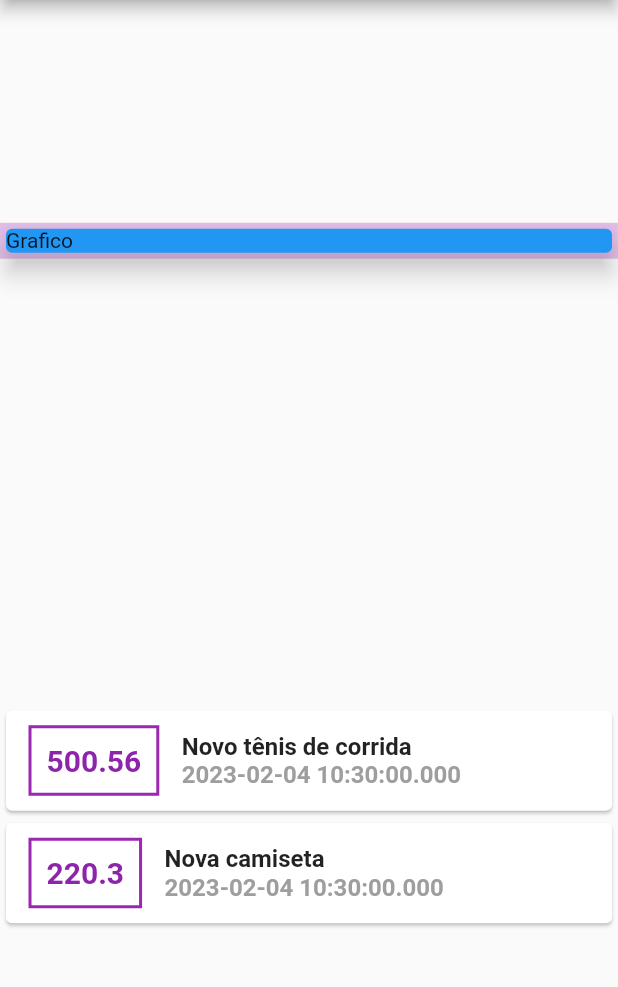
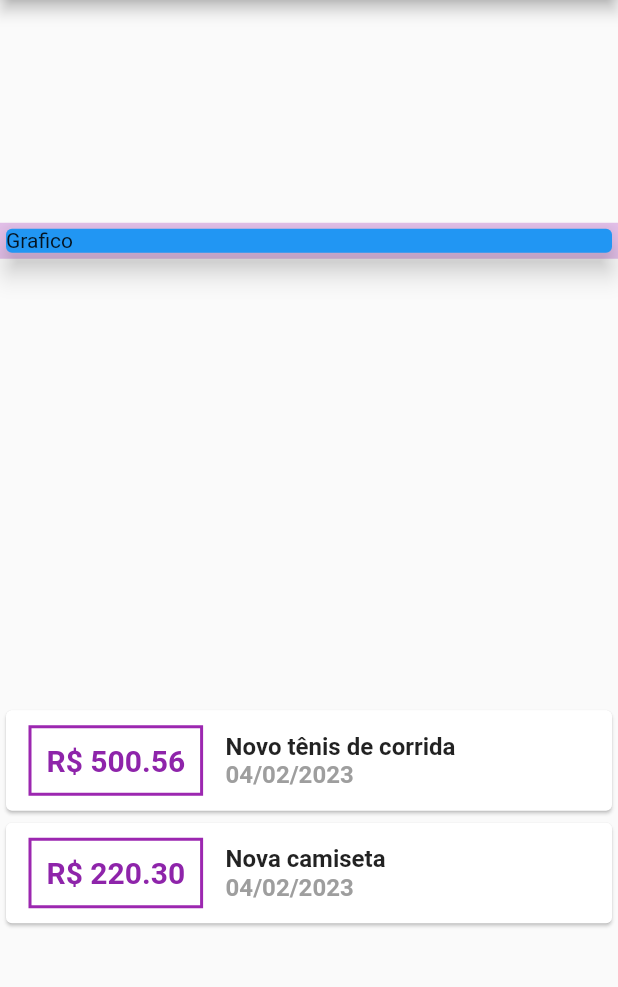
Before and after one commit to Thiago-CSantos/Flutter-appDespesas, a Flutter app: the screen it shows after launch, on a phone screen of 412 x 824 dp, the part 84-1071 px from its top. Run offline on Flutter 3.47's test engine with Material 2 defaults, Android fonts, the phone set to English and light mode, and no system bars.

Commit message:
Instalando Pacote Externo INTL

```diff
--- a/lib/main.dart
+++ b/lib/main.dart
@@ -1,5 +1,6 @@
 import 'package:expenses/models/transaction.dart';
 import 'package:flutter/material.dart';
+import 'package:intl/intl.dart';
 
 void main(List<String> args) {
   runApp(const ExpensesAPP());
@@ -74,7 +75,7 @@ class MyHomePage extends StatelessWidget {
                           border: Border.all(color: Colors.purple, width: 2),
                         ),
                         child: Text(
-                          transacao.value.toString(),
+                          'R\$ ${transacao.value.toStringAsFixed(2)}',
                           style: TextStyle(
                               fontWeight: FontWeight.bold,
                               fontSize: 20,
@@ -92,7 +93,7 @@ class MyHomePage extends StatelessWidget {
                             ),
                           ),
                           Text(
-                            transacao.date.toString(),
+                            DateFormat('dd/MM/yyyy').format(transacao.date),
                             style: const TextStyle(
                                 fontSize: 16,
                                 color: Colors.grey,
--- a/pubspec.yaml
+++ b/pubspec.yaml
@@ -30,7 +30,7 @@ environment:
 dependencies:
   flutter:
     sdk: flutter
-
+  intl: ^0.18.0
 
   # The following adds the Cupertino Icons font to your application.
   # Use with the CupertinoIcons class for iOS style icons.
```
Also changed, not shown: pubspec.lock.
